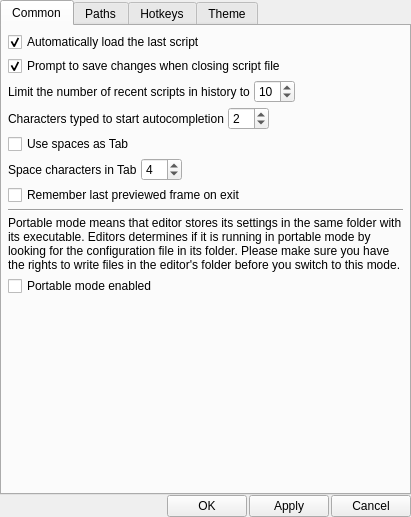
First picture: the form in src/settings/settingsdialog.ui, repository YomikoR/VapourSynth-Editor, before the edit.
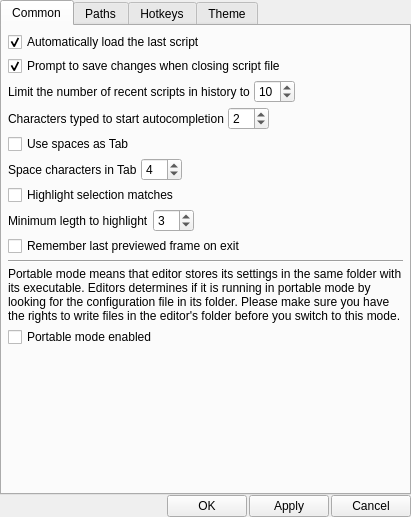
Second picture: the form after the edit.

Commit message: Highlight selection matches settings.

```diff
--- a/src/settings/settingsdialog.ui
+++ b/src/settings/settingsdialog.ui
@@ -189,6 +189,47 @@
          </item>
         </layout>
        </item>
+       <item>
+        <widget class="QCheckBox" name="highlightSelectionMatchesCheckBox">
+         <property name="text">
+          <string>Highlight selection matches</string>
+         </property>
+        </widget>
+       </item>
+       <item>
+        <layout class="QHBoxLayout" name="horizontalLayout_2">
+         <item>
+          <widget class="QLabel" name="highlightSelectionMatchesMinLengthLabel">
+           <property name="text">
+            <string>Minimum legth to highlight</string>
+           </property>
+          </widget>
+         </item>
+         <item>
+          <widget class="QSpinBox" name="highlightSelectionMatchesMinLengthSpinBox">
+           <property name="maximum">
+            <number>80</number>
+           </property>
+           <property name="value">
+            <number>3</number>
+           </property>
+          </widget>
+         </item>
+         <item>
+          <spacer name="horizontalSpacer_5">
+           <property name="orientation">
+            <enum>Qt::Horizontal</enum>
+           </property>
+           <property name="sizeHint" stdset="0">
+            <size>
+             <width>40</width>
+             <height>20</height>
+            </size>
+           </property>
+          </spacer>
+         </item>
+        </layout>
+       </item>
        <item>
         <widget class="QCheckBox" name="rememberLastPreviewFrameCheckBox">
          <property name="text">
```
The commit also changes 5 other files.
